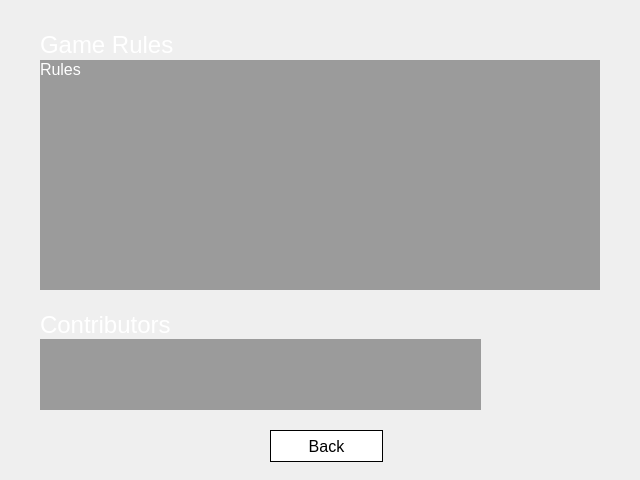
First picture: the form in blackjack-client/ui/about.ui, repository lehoangtran289/Blackjack, before the edit.
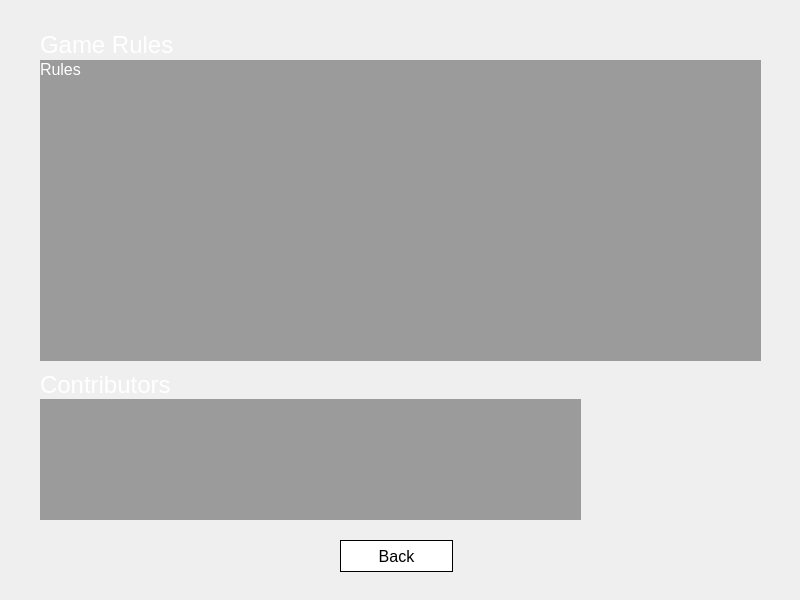
Second picture: the form after the edit. Icons and pictures are not drawn.

What changed in the file:
```diff
--- a/blackjack-client/ui/about.ui
+++ b/blackjack-client/ui/about.ui
@@ -6,8 +6,8 @@
    <rect>
     <x>0</x>
     <y>0</y>
-    <width>640</width>
-    <height>480</height>
+    <width>800</width>
+    <height>600</height>
    </rect>
   </property>
   <property name="windowTitle">
@@ -18,8 +18,8 @@
     <rect>
      <x>40</x>
      <y>60</y>
-     <width>560</width>
-     <height>230</height>
+     <width>721</width>
+     <height>301</height>
     </rect>
    </property>
    <property name="font">
@@ -44,9 +44,9 @@
    <property name="geometry">
     <rect>
      <x>40</x>
-     <y>339</y>
-     <width>441</width>
-     <height>71</height>
+     <y>399</y>
+     <width>541</width>
+     <height>121</height>
     </rect>
    </property>
    <property name="styleSheet">
@@ -66,7 +66,7 @@
    <property name="geometry">
     <rect>
      <x>40</x>
-     <y>310</y>
+     <y>370</y>
      <width>200</width>
      <height>30</height>
     </rect>
@@ -109,8 +109,8 @@
   <widget class="QPushButton" name="back_button">
    <property name="geometry">
     <rect>
-     <x>270</x>
-     <y>430</y>
+     <x>340</x>
+     <y>540</y>
      <width>113</width>
      <height>32</height>
     </rect>
@@ -136,8 +136,8 @@
     <rect>
      <x>0</x>
      <y>0</y>
-     <width>640</width>
-     <height>480</height>
+     <width>800</width>
+     <height>600</height>
     </rect>
    </property>
    <property name="font">
@@ -155,10 +155,10 @@
   <widget class="QLabel" name="label">
    <property name="geometry">
     <rect>
-     <x>509</x>
-     <y>299</y>
-     <width>91</width>
-     <height>111</height>
+     <x>630</x>
+     <y>370</y>
+     <width>131</width>
+     <height>151</height>
     </rect>
    </property>
    <property name="styleSheet">
```
